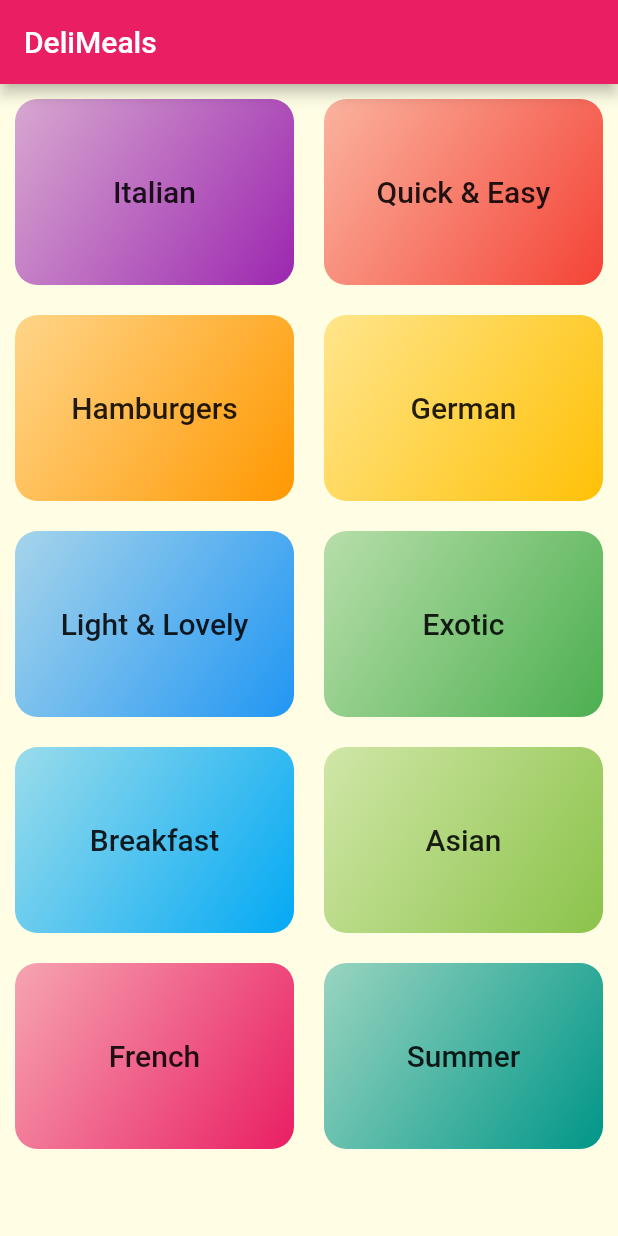
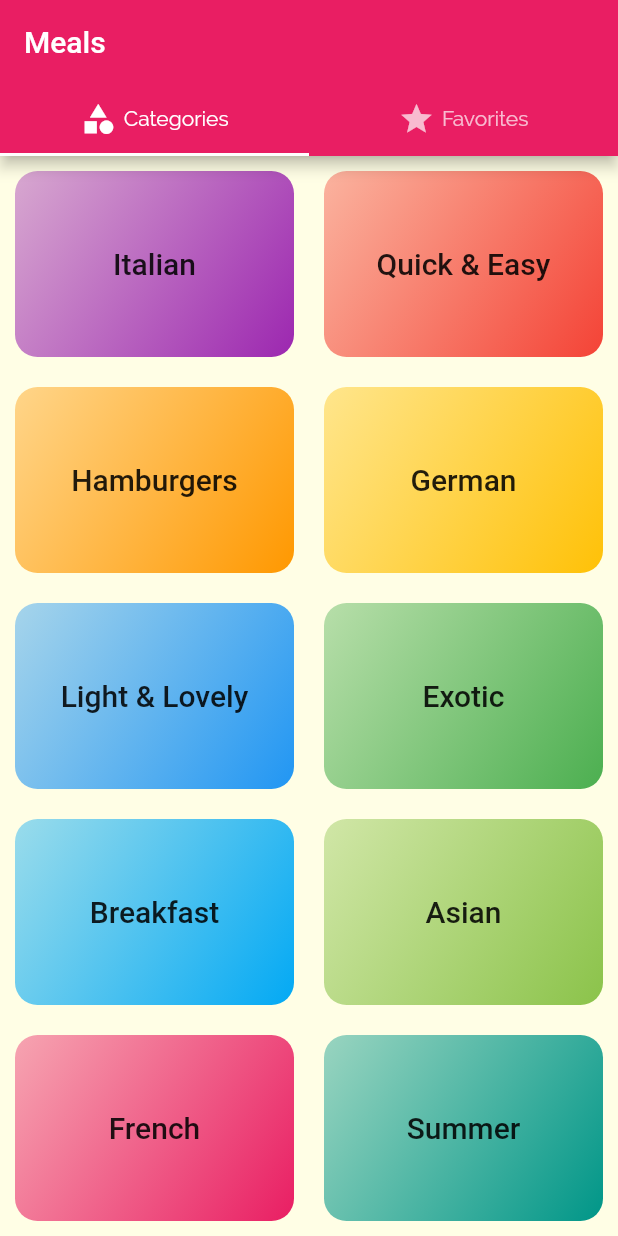
Before and after one commit to rafaeltorquato/flutter_course_app_3, a Flutter app: the screen it shows after launch, on a phone screen of 412 x 824 dp. Run offline on Flutter 3.47's test engine with Material 2 defaults, Android fonts, the light colour scheme and no system bars.

Commit message:
✨ Added tab navigation on top.

```diff
--- a/lib/main.dart
+++ b/lib/main.dart
@@ -5,6 +5,7 @@ import '../screens/home_screen.dart';
 
 void main() {
   var mySystemTheme = SystemUiOverlayStyle.light.copyWith(
+      statusBarColor: Colors.pink,
       systemNavigationBarColor: const Color.fromRGBO(255, 254, 229, 1),
       systemNavigationBarIconBrightness: Brightness.dark);
   SystemChrome.setSystemUIOverlayStyle(mySystemTheme);
@@ -17,6 +18,7 @@ class MyApp extends StatelessWidget {
   @override
   Widget build(BuildContext context) {
     return MaterialApp(
+      debugShowCheckedModeBanner: false,
       title: 'DeliMeals App',
       theme: ThemeData(
         primarySwatch: Colors.pink,
--- a/lib/screens/home_screen.dart
+++ b/lib/screens/home_screen.dart
@@ -1,5 +1,6 @@
 import 'package:flutter/material.dart';
 
+import '../widgets/favorites_list.dart';
 import '../widgets/categories_grid.dart';
 
 class HomeScreen extends StatelessWidget {
@@ -8,12 +9,42 @@ class HomeScreen extends StatelessWidget {
   @override
   Widget build(BuildContext context) {
     return SafeArea(
-      child: Scaffold(
-        appBar: AppBar(
-          title: const Text('DeliMeals'),
-        ),
-        body: const Center(
-          child: CaregoriesGrid(),
+      child: DefaultTabController(
+        length: 2,
+        child: Scaffold(
+          appBar: AppBar(
+            title: const Text('Meals'),
+            bottom: TabBar(
+              tabs: [
+                Tab(
+                  child: Row(
+                    mainAxisAlignment: MainAxisAlignment.center,
+                    children: const [
+                      Icon(Icons.category),
+                      SizedBox(width: 5),
+                      Text(
+                        'Categories',
+                      ),
+                    ],
+                  ),
+                ),
+                Tab(
+                  child: Row(
+                    mainAxisAlignment: MainAxisAlignment.center,
+                    children: const [
+                      Icon(Icons.star),
+                      SizedBox(width: 5),
+                      Text('Favorites'),
+                    ],
+                  ),
+                )
+              ],
+            ),
+          ),
+          body: const TabBarView(children: [
+            CaregoriesGrid(),
+            FavoritesList(),
+          ]),
         ),
       ),
     );
--- /dev/null
+++ b/lib/widgets/favorites_list.dart
@@ -0,0 +1,12 @@
+import 'package:flutter/material.dart';
+
+class FavoritesList extends StatelessWidget {
+  const FavoritesList({Key? key}) : super(key: key);
+
+  @override
+  Widget build(BuildContext context) {
+    return Container(
+      child: Text('Favorites'),
+    );
+  }
+}
```
